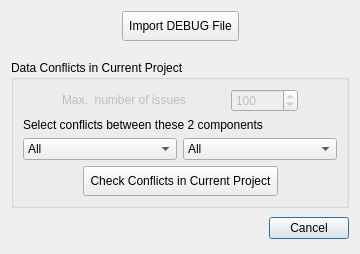
Old version of the form flo2d/ui/errors.ui in the repository FLO-2DSoftware/qgis-flo-2d-plugin.
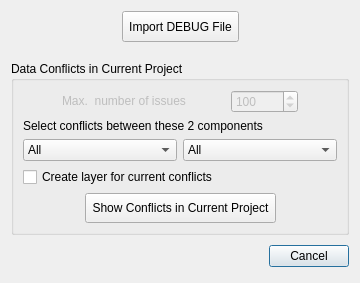
New version of the form.

Patch:
```diff
--- a/flo2d/ui/errors.ui
+++ b/flo2d/ui/errors.ui
@@ -7,7 +7,7 @@
     <x>0</x>
     <y>0</y>
     <width>310</width>
-    <height>254</height>
+    <height>283</height>
    </rect>
   </property>
   <property name="acceptDrops">
@@ -309,6 +309,13 @@
        </widget>
       </item>
       <item row="3" column="0" colspan="2">
+       <widget class="QCheckBox" name="create_conflicts_layer_chck">
+        <property name="text">
+         <string>Create layer for current conflicts</string>
+        </property>
+       </widget>
+      </item>
+      <item row="4" column="0" colspan="2">
        <layout class="QGridLayout" name="gridLayout_2">
         <item row="0" column="0">
          <spacer name="horizontalSpacer_3">
@@ -332,7 +339,7 @@
            </sizepolicy>
           </property>
           <property name="text">
-           <string>Check Conflicts in Current Project</string>
+           <string>Show Conflicts in Current Project</string>
           </property>
          </widget>
         </item>
```
